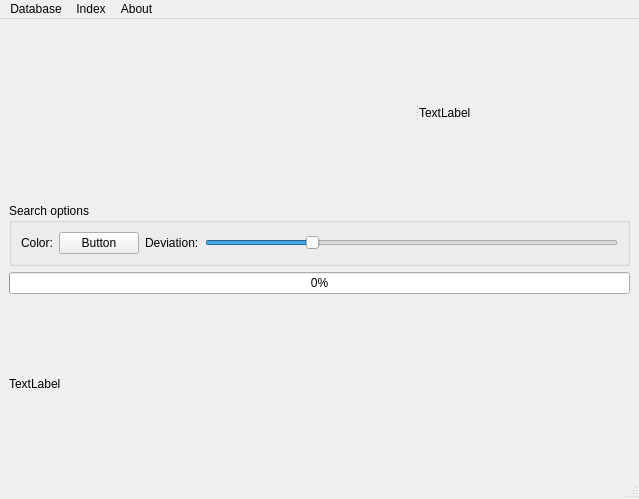
Old version of the form mainwindow.ui in the repository overloop/picture_search.
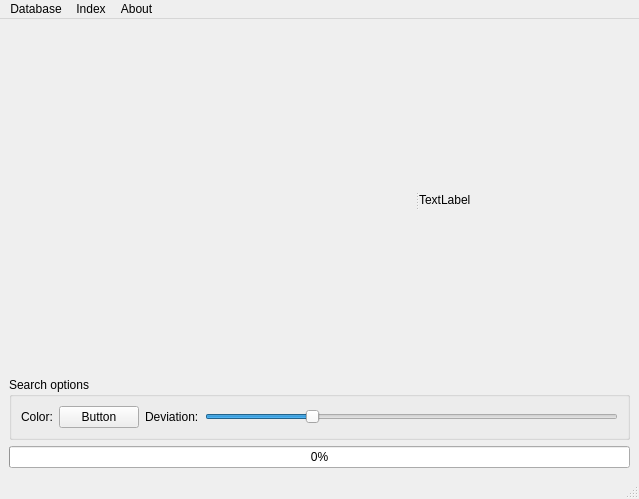
New version of the form. Custom widgets are drawn as their Qt base class.

What changed in the file:
```diff
--- a/mainwindow.ui
+++ b/mainwindow.ui
@@ -106,13 +106,6 @@
       </property>
      </widget>
     </item>
-    <item>
-     <widget class="QLabel" name="status">
-      <property name="text">
-       <string>TextLabel</string>
-      </property>
-     </widget>
-    </item>
    </layout>
   </widget>
   <widget class="QMenuBar" name="menu">
```
Left out of the diff: 7 changed lines with no effect on the pictures.
